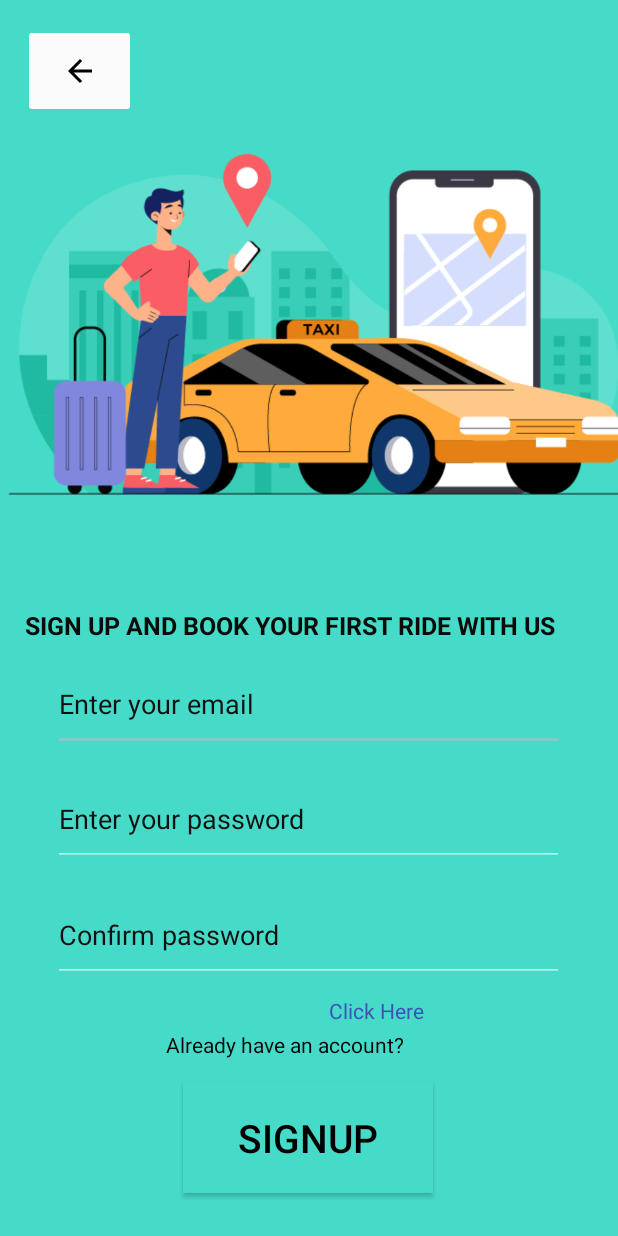
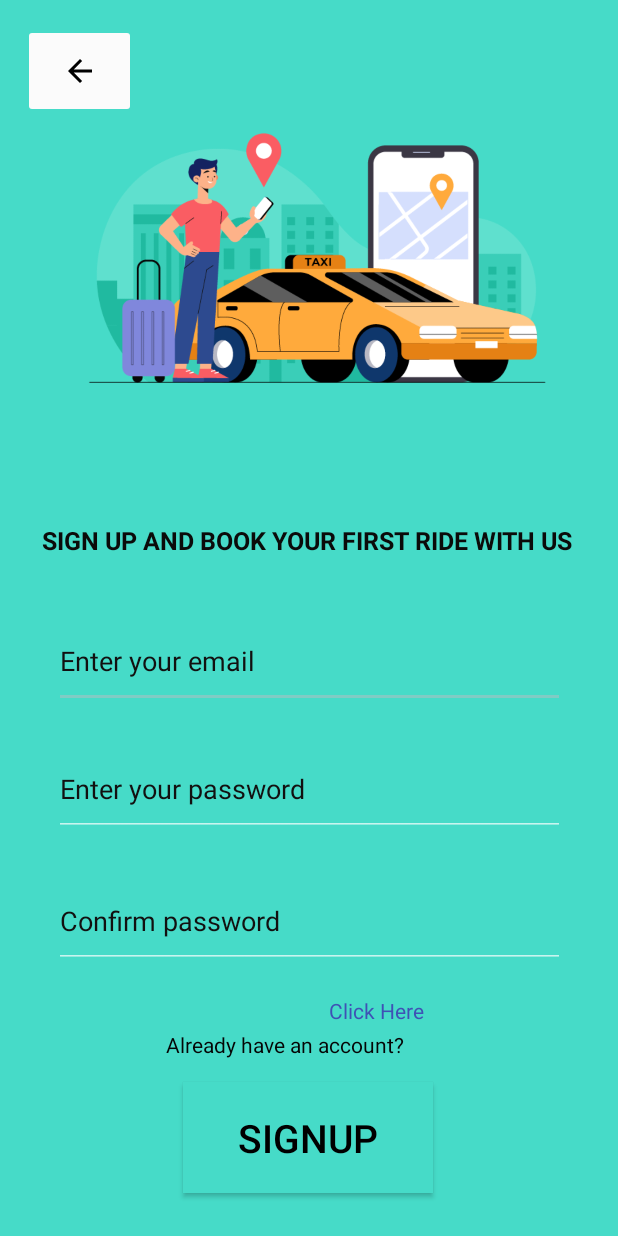
Before and after one commit to abdulbari149/cabify, an Android app: the screen it shows after launch (SignUpActivity), after a tap on "SIGNUP", on a phone screen of 412 x 824 dp. Run offline under Robolectric (Android 15) with nearby library versions, the phone set to English and light mode, and no system bars; our stand-ins replace Firebase (no records; nobody signed in at launch, a user with empty details on screens opened directly), sdp/ssp sizes.

Commit message:
responsivness improved

```diff
--- a/app/src/main/res/layout/activity_auto.xml
+++ b/app/src/main/res/layout/activity_auto.xml
@@ -12,6 +12,8 @@
         android:layout_width="wrap_content"
         android:layout_height="wrap_content"
         android:paddingHorizontal="@dimen/_5sdp"
+        android:backgroundTint="#FFFFFF"
+        android:textColor="#000000"
         android:text="SELECT DROP OFF"
         android:textSize="@dimen/_15ssp"
         android:textStyle="bold"
--- a/app/src/main/res/layout/activity_bike.xml
+++ b/app/src/main/res/layout/activity_bike.xml
@@ -10,6 +10,8 @@
     <Button
         android:id="@+id/button2"
         android:layout_width="wrap_content"
+        android:backgroundTint="#FFFFFF"
+        android:textColor="#000000"
         android:layout_height="wrap_content"
         android:paddingHorizontal="@dimen/_5sdp"
         android:text="SELECT DROP OFF"
--- a/app/src/main/res/layout/activity_car.xml
+++ b/app/src/main/res/layout/activity_car.xml
@@ -12,6 +12,8 @@
     <Button
         android:id="@+id/button2"
         android:layout_width="wrap_content"
+        android:backgroundTint="#FFFFFF"
+        android:textColor="#000000"
         android:layout_height="wrap_content"
         android:paddingHorizontal="@dimen/_5sdp"
         android:text="SELECT DROP OFF"
--- a/app/src/main/res/layout/activity_custom_list_view.xml
+++ b/app/src/main/res/layout/activity_custom_list_view.xml
@@ -14,8 +14,11 @@
     <TextView
         android:id="@+id/text"
         android:layout_width="wrap_content"
+        android:paddingTop="@dimen/_11sdp"
+        android:fontFamily="sans-serif"
+        android:textStyle="bold"
         android:layout_height="wrap_content"
-        android:textSize="@dimen/_15ssp"
+        android:textSize="@dimen/_20ssp"
         android:text="MyText" />
 
 </LinearLayout>
--- a/app/src/main/res/layout/activity_signup.xml
+++ b/app/src/main/res/layout/activity_signup.xml
@@ -12,7 +12,7 @@
     <ImageView
         android:id="@+id/imageView3"
         android:layout_width="@dimen/_411sdp"
-        android:layout_height="@dimen/_260sdp"
+        android:layout_height="@dimen/_190sdp"
         app:layout_constraintBottom_toBottomOf="parent"
         app:layout_constraintEnd_toEndOf="parent"
         app:layout_constraintHorizontal_bias="0.504"
@@ -23,7 +23,7 @@
 
     <TextView
         android:id="@+id/textView2"
-        android:layout_width="@dimen/_389sdp"
+        android:layout_width="@dimen/_330sdp"
         android:layout_height="@dimen/_31sdp"
         android:gravity="center_horizontal"
         android:text="@string/signdes"
@@ -35,7 +35,7 @@
         app:layout_constraintHorizontal_bias="0.642"
         app:layout_constraintStart_toStartOf="parent"
         app:layout_constraintTop_toTopOf="parent"
-        app:layout_constraintVertical_bias="0.517" />
+        app:layout_constraintVertical_bias="0.445" />
 
     <EditText
         android:id="@+id/email"
@@ -48,10 +48,9 @@
         android:textColorHint="#121010"
         app:layout_constraintBottom_toBottomOf="parent"
         app:layout_constraintEnd_toEndOf="parent"
-        app:layout_constraintHorizontal_bias="0.496"
         app:layout_constraintStart_toStartOf="parent"
         app:layout_constraintTop_toTopOf="parent"
-        app:layout_constraintVertical_bias="0.575" />
+        app:layout_constraintVertical_bias="0.538" />
 
     <EditText
         android:id="@+id/password"
@@ -64,10 +63,9 @@
         android:textColorHint="#121010"
         app:layout_constraintBottom_toBottomOf="parent"
         app:layout_constraintEnd_toEndOf="parent"
-        app:layout_constraintHorizontal_bias="0.496"
         app:layout_constraintStart_toStartOf="parent"
         app:layout_constraintTop_toTopOf="parent"
-        app:layout_constraintVertical_bias="0.676" />
+        app:layout_constraintVertical_bias="0.65" />
 
     <EditText
         android:id="@+id/cnfpassword"
@@ -80,10 +78,9 @@
         android:textColorHint="#121010"
         app:layout_constraintBottom_toBottomOf="parent"
         app:layout_constraintEnd_toEndOf="parent"
-        app:layout_constraintHorizontal_bias="0.496"
         app:layout_constraintStart_toStartOf="parent"
         app:layout_constraintTop_toTopOf="parent"
-        app:layout_constraintVertical_bias="0.778" />
+        app:layout_constraintVertical_bias="0.765" />
 
     <Button
         android:id="@+id/signupbtn"
```
Also changed, not shown: app/src/main/res/layout/activity_car_pre.xml (+6 -1 lines), app/src/main/res/layout/activity_login.xml (+10 -8 lines), app/src/main/res/layout/activity_main.xml (+4 -4 lines), app/src/main/res/drawable/maps.jpeg (added), app/src/main/res/drawable/maps.jpg (deleted).
